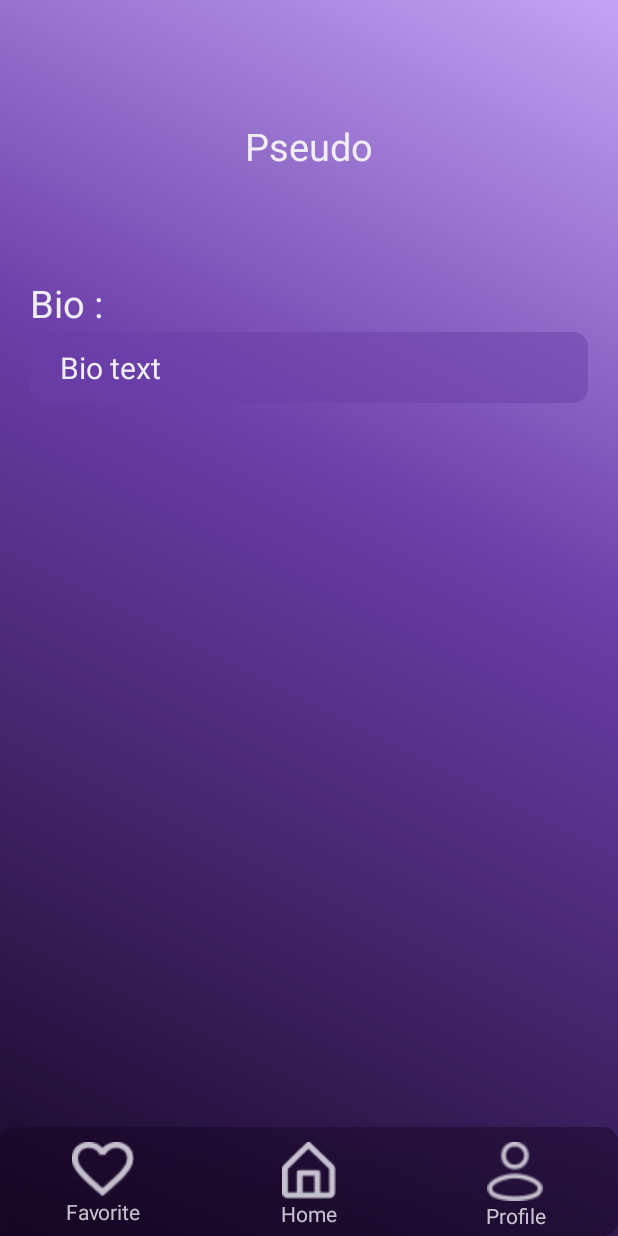
After one commit to AbdelGJL/WikiGames, an Android app: the Profile screen opened directly, with no data from a screen before it, on a phone screen of 412 x 824 dp. The commit adds this screen. Run offline under Robolectric (Android 15) with nearby library versions, the phone set to English and light mode, and no system bars.

Commit message:
profile view fait

```diff
--- a/app/src/main/AndroidManifest.xml
+++ b/app/src/main/AndroidManifest.xml
@@ -13,6 +13,9 @@
         android:theme="@style/Theme.WikiGames"
         tools:targetApi="31">
         <activity
+            android:name=".Profile"
+            android:exported="false" />
+        <activity
             android:name=".MainActivity"
             android:exported="true">
             <intent-filter>
--- /dev/null
+++ b/app/src/main/java/com/example/wikigames/Profile.kt
@@ -0,0 +1,11 @@
+package com.example.wikigames
+
+import androidx.appcompat.app.AppCompatActivity
+import android.os.Bundle
+
+class Profile : AppCompatActivity() {
+    override fun onCreate(savedInstanceState: Bundle?) {
+        super.onCreate(savedInstanceState)
+        setContentView(R.layout.activity_profile)
+    }
+}
--- /dev/null
+++ b/app/src/main/res/drawable/background.xml
@@ -0,0 +1,11 @@
+<?xml version="1.0" encoding="utf-8"?>
+<shape xmlns:android="http://schemas.android.com/apk/res/android">
+    <gradient
+        android:startColor="#160724"
+        android:centerColor="#6B3EA8"
+        android:endColor="#C3A4F4"
+        android:type="linear"
+        android:angle="45"
+        android:centerX="60%"
+        android:centerY="0" />
+</shape>
--- /dev/null
+++ b/app/src/main/res/drawable/dark_background_50.xml
@@ -0,0 +1,5 @@
+<?xml version="1.0" encoding="utf-8"?>
+<shape xmlns:android="http://schemas.android.com/apk/res/android">
+    <solid android:color="@color/darkcolor50"/>
+    <corners android:radius="10dp" />
+</shape>
--- /dev/null
+++ b/app/src/main/res/drawable/pop_background.xml
@@ -0,0 +1,5 @@
+<?xml version="1.0" encoding="utf-8"?>
+<shape xmlns:android="http://schemas.android.com/apk/res/android">
+    <solid android:color="@color/darkpurple50"/>
+    <corners android:radius="10dp" />
+</shape>
--- /dev/null
+++ b/app/src/main/res/layout/activity_profile.xml
@@ -0,0 +1,160 @@
+<?xml version="1.0" encoding="utf-8"?>
+<androidx.constraintlayout.widget.ConstraintLayout xmlns:android="http://schemas.android.com/apk/res/android"
+    xmlns:app="http://schemas.android.com/apk/res-auto"
+    xmlns:tools="http://schemas.android.com/tools"
+    android:layout_width="match_parent"
+    android:layout_height="match_parent"
+    tools:context=".Profile"
+    android:background="@drawable/background">
+
+    <LinearLayout
+        android:id="@+id/vertical_layout"
+        android:layout_width="match_parent"
+        android:layout_height="0dp"
+        android:orientation="vertical"
+        app:layout_constraintBottom_toTopOf="@id/horizontal_layout"
+        app:layout_constraintEnd_toEndOf="parent"
+        app:layout_constraintStart_toStartOf="parent"
+        app:layout_constraintTop_toTopOf="parent"
+        app:layout_constraintVertical_bias="0">
+
+        <ImageView
+            android:id="@+id/profile"
+            android:layout_width="match_parent"
+            android:layout_height="wrap_content"
+            tools:srcCompat="@drawable/profile_icon"
+            android:scaleType="center"
+            android:layout_marginTop="60dp"/>
+
+        <TextView
+            android:id="@+id/textView"
+            android:layout_width="match_parent"
+            android:layout_height="wrap_content"
+            android:text="Pseudo"
+            android:textAlignment="center"
+            android:textSize="25sp"
+            android:textColor="@color/offwhite"
+            android:layout_marginTop="20dp"/>
+
+        <TextView
+            android:id="@+id/textView2"
+            android:layout_width="match_parent"
+            android:layout_height="wrap_content"
+            android:text="Bio :"
+            android:textColor="@color/offwhite"
+            android:textSize="25sp"
+            android:layout_marginStart="20dp"
+            android:layout_marginEnd="20dp"
+            android:layout_marginTop="70dp"/>
+
+        <TextView
+            android:id="@+id/biotxt"
+            android:layout_width="match_parent"
+            android:layout_height="wrap_content"
+            android:text="Bio text"
+            android:background="@drawable/pop_background"
+            android:textColor="@color/offwhite"
+            android:textSize="20sp"
+            android:paddingTop="10dp"
+            android:paddingEnd="20dp"
+            android:paddingBottom="10dp"
+            android:paddingStart="20dp"
+            android:layout_marginStart="20dp"
+            android:layout_marginEnd="20dp"
+            android:layout_marginTop="2dp"/>
+    </LinearLayout>
+
+    <LinearLayout
+        android:id="@+id/horizontal_layout"
+        android:layout_width="match_parent"
+        android:layout_height="wrap_content"
+        android:orientation="horizontal"
+        android:background="@drawable/dark_background_50"
+        android:elevation="20dp"
+        app:layout_constraintBottom_toBottomOf="parent"
+        app:layout_constraintEnd_toEndOf="parent"
+        app:layout_constraintStart_toStartOf="parent"
+        app:layout_constraintTop_toBottomOf="@+id/vertical_layout">
+
+
+        <LinearLayout
+            android:layout_width="0dp"
+            android:layout_height="match_parent"
+            android:layout_weight="1"
+            android:layout_marginTop="10dp"
+            android:layout_marginBottom="5dp"
+            android:orientation="vertical">
+
+            <ImageView
+                android:id="@+id/imageView2"
+                android:layout_width="match_parent"
+                android:layout_height="wrap_content"
+                android:layout_weight="1"
+                android:src="@drawable/favorite_icon_white" />
+
+            <TextView
+                android:id="@+id/textView3"
+                android:layout_width="match_parent"
+                android:layout_height="wrap_content"
+                android:layout_weight="1"
+                android:text="Favorite"
+                android:textColor="@color/offwhite80"
+                android:textAlignment="center"/>
+
+        </LinearLayout>
+
+        <LinearLayout
+            android:layout_width="0dp"
+            android:layout_height="match_parent"
+            android:layout_weight="1"
+            android:layout_marginTop="10dp"
+            android:layout_marginBottom="5dp"
+            android:orientation="vertical">
+
+            <ImageView
+                android:id="@+id/imageView3"
+                android:layout_width="match_parent"
+                android:layout_height="wrap_content"
+                android:layout_weight="1"
+                android:src="@drawable/home_icon_white" />
+
+            <TextView
+                android:id="@+id/textView4"
+                android:layout_width="match_parent"
+                android:layout_height="wrap_content"
+                android:layout_weight="1"
+                android:text="Home"
+                android:textColor="@color/offwhite80"
+                android:textAlignment="center"/>
+
+        </LinearLayout>
+
+        <LinearLayout
+            android:layout_width="0dp"
+            android:layout_height="match_parent"
+            android:layout_weight="1"
+            android:layout_marginTop="10dp"
+            android:layout_marginBottom="5dp"
+            android:orientation="vertical">
+
+            <ImageView
+                android:id="@+id/imageView4"
+                android:layout_width="match_parent"
+                android:layout_height="wrap_content"
+                android:layout_weight="1"
+                android:src="@drawable/user_icon_white" />
+
+            <TextView
+                android:id="@+id/textView5"
+                android:layout_width="match_parent"
+                android:layout_height="12dp"
+                android:layout_weight="1"
+                android:textColor="@color/offwhite80"
+                android:text="Profile"
+                android:textAlignment="center"/>
+
+        </LinearLayout>
+
+
+    </LinearLayout>
+</androidx.constraintlayout.widget.ConstraintLayout>
--- a/app/src/main/res/values/colors.xml
+++ b/app/src/main/res/values/colors.xml
@@ -2,4 +2,14 @@
 <resources>
     <color name="black">#FF000000</color>
     <color name="white">#FFFFFFFF</color>
+    <color name="lilac">#C3A4F4</color>
+    <color name="offwhite">#F0EDF6</color>
+    <color name="darkpurple">#6B3EA8</color>
+    <color name="darkcolor">#160724</color>
+
+    <!-- couleurs estompées -->
+    <color name="darkpurple50">#806B3EA8</color>  <!-- 50% de 6B3EA8 -->
+    <color name="darkcolor50">#80160724</color>  <!-- 50% de 160724 -->
+    <color name="offwhite50">#80F0EDF6</color>
+    <color name="offwhite80">#CCF0EDF6</color>  <!-- 80% de F0EDF6 -->
 </resources>
```
Also changed, not shown: app/src/main/res/drawable/favorite_icon_white.png (added), app/src/main/res/drawable/favorite_icon_white50.png (added), app/src/main/res/drawable/home_icon_white.png (added), app/src/main/res/drawable/icon_profile_white50.png (added), app/src/main/res/drawable/profile_icon.png (added), app/src/main/res/drawable/user_icon_white.png (added), app/src/main/res/drawable/vector_icon_white50.png (added).
